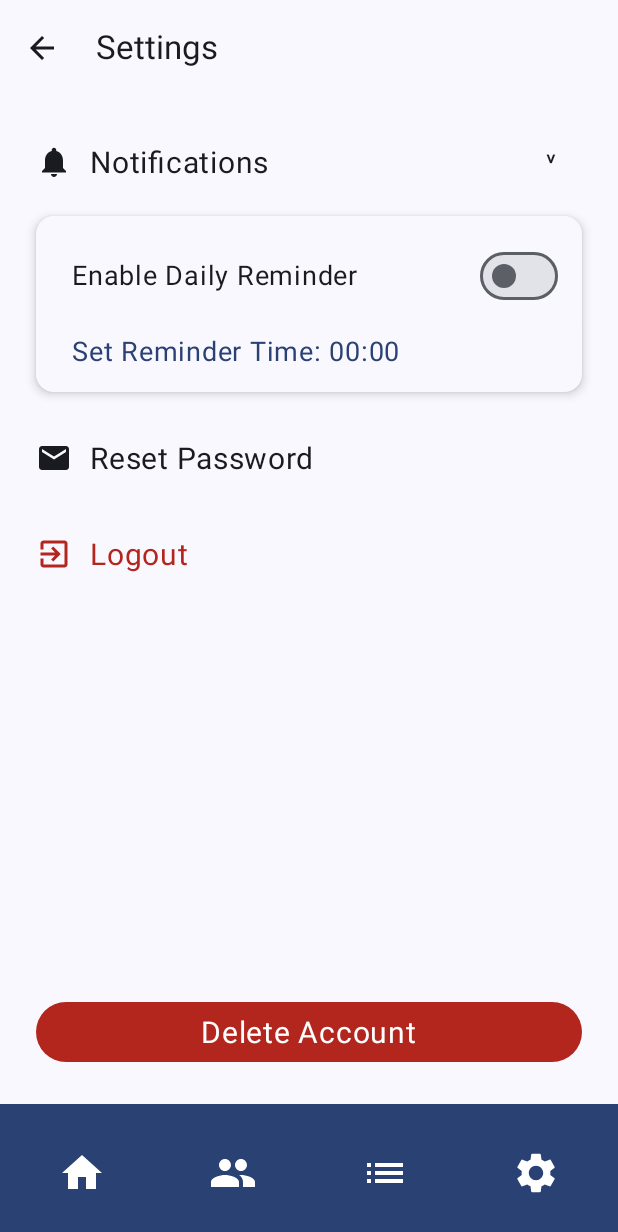
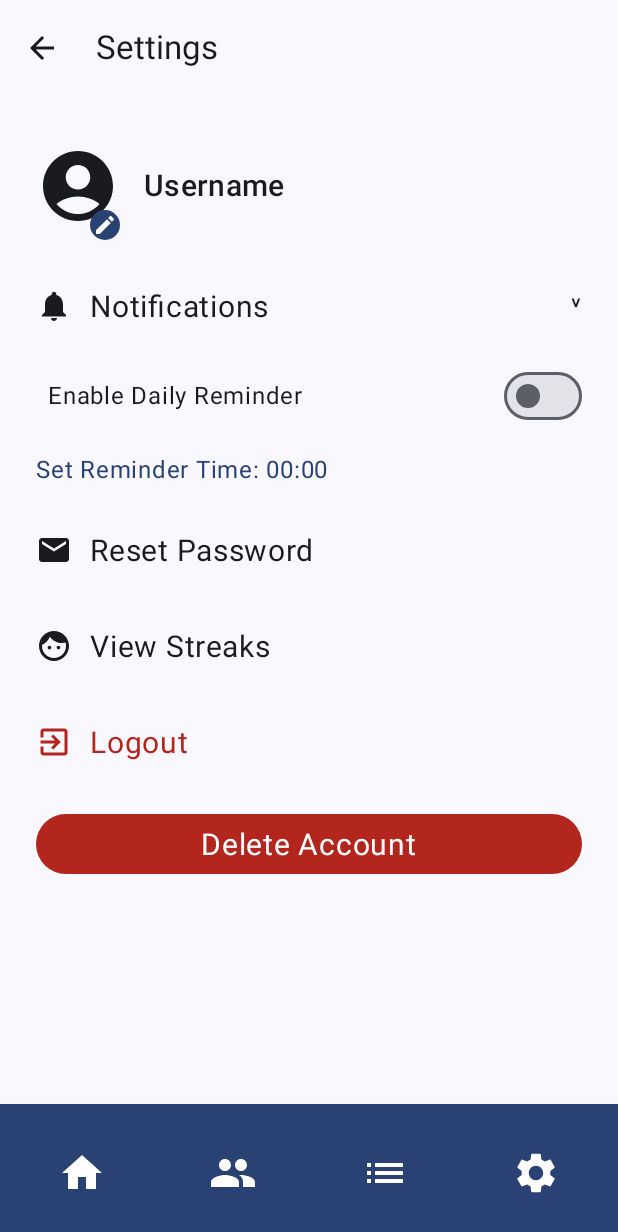
Before and after one commit to danica-grey/QOTD, an Android app built with Jetpack Compose: the SettingsActivity screen opened directly, with no data from a screen before it, after a tap on "Notifications", on a phone screen of 412 x 824 dp. Shown: the top 1232 px of the screen. Run offline under Robolectric (Android 15) with nearby library versions, the phone set to English and light mode, and no system bars; our stand-ins replace Firebase (no records; nobody signed in at launch, a user with empty details on screens opened directly); pictures from the network do not load.

Commit message:
Update SettingsActivity.kt

```diff
--- a/app/src/main/java/com/example/qotd/SettingsActivity.kt
+++ b/app/src/main/java/com/example/qotd/SettingsActivity.kt
@@ -1,3 +1,4 @@
+// Settings.kt
 package com.example.qotd
 
 import android.Manifest
@@ -9,41 +10,42 @@ import android.os.Build
 import android.os.Bundle
 import android.widget.Toast
 import androidx.activity.ComponentActivity
+import androidx.activity.compose.rememberLauncherForActivityResult
 import androidx.activity.compose.setContent
 import androidx.activity.result.contract.ActivityResultContracts
+import androidx.compose.animation.AnimatedVisibility
+import androidx.compose.foundation.Image
+import androidx.compose.foundation.background
 import androidx.compose.foundation.clickable
 import androidx.compose.foundation.layout.*
+import androidx.compose.foundation.shape.CircleShape
 import androidx.compose.material.icons.Icons
-import androidx.compose.material.icons.filled.Notifications
+import androidx.compose.material.icons.filled.*
 import androidx.compose.material3.*
 import androidx.compose.runtime.*
 import androidx.compose.ui.Alignment
 import androidx.compose.ui.Modifier
+import androidx.compose.ui.draw.clip
+import androidx.compose.ui.draw.shadow
 import androidx.compose.ui.graphics.Color
+import androidx.compose.ui.graphics.painter.Painter
+import androidx.compose.ui.graphics.vector.ImageVector
+import androidx.compose.ui.layout.ContentScale
 import androidx.compose.ui.platform.LocalContext
+import androidx.compose.ui.res.painterResource
 import androidx.compose.ui.unit.dp
+import androidx.compose.ui.unit.sp
 import androidx.core.content.ContextCompat
+import androidx.lifecycle.Lifecycle
+import androidx.lifecycle.LifecycleEventObserver
+import androidx.lifecycle.compose.LocalLifecycleOwner
 import androidx.work.*
+import coil.compose.rememberAsyncImagePainter
 import com.example.qotd.ui.theme.QOTDTheme
 import com.google.firebase.auth.FirebaseAuth
+import com.google.firebase.firestore.FirebaseFirestore
 import java.util.*
 import java.util.concurrent.TimeUnit
-import java.util.Locale
-import androidx.activity.compose.rememberLauncherForActivityResult
-import androidx.compose.animation.AnimatedVisibility
-import androidx.compose.material.icons.filled.ArrowBack
-import androidx.compose.material.icons.filled.Build
-import androidx.compose.material.icons.filled.Email
-import androidx.compose.material.icons.filled.ExitToApp
-import androidx.compose.material.icons.filled.Face
-import androidx.compose.material.icons.filled.Group
-import androidx.compose.material.icons.filled.Home
-import androidx.compose.material.icons.filled.List
-import androidx.compose.material.icons.filled.Settings
-import androidx.compose.ui.draw.shadow
-import androidx.compose.ui.unit.sp
-
-
 
 class SettingsActivity : ComponentActivity() {
     override fun onCreate(savedInstanceState: Bundle?) {
@@ -69,44 +71,113 @@ fun SettingsScreen() {
     var remindersEnabled by remember { mutableStateOf(prefs.getBoolean("remindersEnabled", false)) }
     var reminderHour by remember { mutableIntStateOf(prefs.getInt("reminderHour", 0)) }
     var reminderMinute by remember { mutableIntStateOf(prefs.getInt("reminderMinute", 0)) }
+    var showNotificationDetails by remember { mutableStateOf(false) }
 
-    var showNotificationDetails by remember { mutableStateOf(false) }
+    val user = FirebaseAuth.getInstance().currentUser
+    val userId = user?.uid
+    var username by remember { mutableStateOf("Username") }
+    var selectedImage by remember { mutableStateOf<Int?>(null) }
+    var savedProfilePic by remember { mutableStateOf<String?>(null) }
+
+    val lifecycleOwner = LocalLifecycleOwner.current
+    DisposableEffect(lifecycleOwner) {
+        val observer = LifecycleEventObserver { _, event ->
+            if (event == Lifecycle.Event.ON_RESUME) {
+                userId?.let {
+                    FirebaseFirestore.getInstance().collection("users").document(it)
+                        .get().addOnSuccessListener { doc ->
+                            username = doc.getString("username") ?: "Username"
+                            savedProfilePic = doc.getString("profilePicture")
+                            if (savedProfilePic?.startsWith("drawable/") == true) {
+                                val resId = context.resources.getIdentifier(
+                                    savedProfilePic!!.removePrefix("drawable/"),
+                                    "drawable", context.packageName
+                                )
+                                selectedImage = if (resId != 0) resId else null
+                            } else {
+                                selectedImage = null
+                            }
+                        }
+                }
+            }
+        }
+
+        val lifecycle = lifecycleOwner.lifecycle
+        lifecycle.addObserver(observer)
+        onDispose { lifecycle.removeObserver(observer) }
+    }
 
     Scaffold(
         topBar = {
             TopAppBar(
                 title = {
-                    Text(
-                        text = "Settings",
-                        style = MaterialTheme.typography.titleLarge,
-                        modifier = Modifier.padding(start = 8.dp),
-                        maxLines = 1
-                    )
+                    Text("Settings", style = MaterialTheme.typography.titleLarge, modifier = Modifier.padding(start = 8.dp))
                 },
                 navigationIcon = {
-                    IconButton(onClick = {
-                        if (context is ComponentActivity) {
-                            context.finish()
-                        }
-                    }) {
-                        Icon(
-                            imageVector = Icons.Filled.ArrowBack,
-                            contentDescription = "Back"
-                        )
+                    IconButton(onClick = { if (context is ComponentActivity) context.finish() }) {
+                        Icon(Icons.Filled.ArrowBack, contentDescription = "Back")
                     }
                 }
             )
         },
         bottomBar = { SettingsBottomNavigationBar() }
     ) { paddingValues ->
-        Box(modifier = Modifier.fillMaxSize().padding(paddingValues)) {
         Column(
             modifier = Modifier
-                    .fillMaxWidth()
+                .fillMaxSize()
+                .padding(paddingValues)
                 .padding(24.dp),
             verticalArrangement = Arrangement.spacedBy(24.dp)
         ) {
-                // Notifications Section
+            // Profile Pic
+            Row(
+                modifier = Modifier
+                    .fillMaxWidth()
+                    .clickable {
+                        context.startActivity(Intent(context, ProfilePicActivity::class.java))
+                    },
+                verticalAlignment = Alignment.CenterVertically
+            ) {
+                Box(
+                    modifier = Modifier
+                        .size(72.dp)
+                        .padding(end = 16.dp),
+                    contentAlignment = Alignment.Center
+                ) {
+                    val imageSize = if (selectedImage != null || (savedProfilePic?.startsWith("drawable/") == true)) 88.dp else 60.dp
+                    val imagePainter: Painter? = when {
+                        selectedImage != null -> painterResource(id = selectedImage!!)
+                        savedProfilePic?.startsWith("http") == true -> rememberAsyncImagePainter(model = savedProfilePic)
+                        else -> null
+                    }
+
+                    if (imagePainter != null) {
+                        Image(
+                            painter = imagePainter,
+                            contentDescription = "Profile Picture",
+                            modifier = Modifier.size(imageSize).clip(CircleShape),
+                            contentScale = ContentScale.Crop
+                        )
+                    } else {
+                        Icon(Icons.Default.AccountCircle, contentDescription = null, modifier = Modifier.fillMaxSize().clip(CircleShape))
+                    }
+
+                    Icon(
+                        Icons.Default.Edit,
+                        contentDescription = "Edit",
+                        tint = Color.White,
+                        modifier = Modifier
+                            .align(Alignment.BottomEnd)
+                            .size(20.dp)
+                            .background(MaterialTheme.colorScheme.primary, shape = CircleShape)
+                            .padding(2.dp)
+                    )
+                }
+
+                Text(username, style = MaterialTheme.typography.titleMedium.copy(fontSize = 20.sp))
+            }
+
+            // Notifications
             Column(verticalArrangement = Arrangement.spacedBy(16.dp)) {
                 Row(
                     modifier = Modifier
@@ -117,38 +188,15 @@ fun SettingsScreen() {
                     verticalAlignment = Alignment.CenterVertically
                 ) {
                     Row(verticalAlignment = Alignment.CenterVertically) {
-                            Icon(
-                                imageVector = Icons.Filled.Notifications,
-                                contentDescription = "Notifications",
-                                modifier = Modifier.size(24.dp)
-                            )
+                        Icon(Icons.Filled.Notifications, contentDescription = null, modifier = Modifier.size(24.dp))
                         Spacer(modifier = Modifier.width(12.dp))
-                            Text(
-                                "Notifications",
-                                style = MaterialTheme.typography.bodyLarge.copy(fontSize = 20.sp)
-                            )
+                        Text("Notifications", style = MaterialTheme.typography.bodyLarge.copy(fontSize = 20.sp))
                     }
-                        Text(
-                            text = if (showNotificationDetails) "˅" else ">",
-                            style = MaterialTheme.typography.titleMedium,
-                            modifier = Modifier.size(24.dp)
-                        )
+                    Text(if (showNotificationDetails) "˅" else ">", style = MaterialTheme.typography.titleMedium)
                 }
 
-                    // Expandable Section
-                    AnimatedVisibility(visible = showNotificationDetails) {
-                        Surface(
-                            modifier = Modifier
-                                .fillMaxWidth()
-                                .shadow(4.dp, shape = MaterialTheme.shapes.medium)
-
-                        ) {
-                            Column(
-                                modifier = Modifier
-                                    .fillMaxWidth()
-                                    .padding(16.dp),
-                                verticalArrangement = Arrangement.spacedBy(16.dp)
-                            ) {
+                AnimatedVisibility(showNotificationDetails) {
+                    Column(verticalArrangement = Arrangement.spacedBy(16.dp)) {
                         Row(
                             modifier = Modifier
                                 .fillMaxWidth()
@@ -156,75 +204,43 @@ fun SettingsScreen() {
                             horizontalArrangement = Arrangement.SpaceBetween,
                             verticalAlignment = Alignment.CenterVertically
                         ) {
-                                    Text(
-                                        "Enable Daily Reminder",
-                                        style = MaterialTheme.typography.bodyLarge.copy(fontSize = 18.sp)
-                                    )
+                            Text("Enable Daily Reminder", style = MaterialTheme.typography.bodyLarge)
                             Switch(
                                 checked = remindersEnabled,
                                 onCheckedChange = {
                                     remindersEnabled = it
                                     prefs.edit().putBoolean("remindersEnabled", it).apply()
-
-                                            if (it) {
-                                                scheduleReminder(context, reminderHour, reminderMinute)
-                                            } else {
-                                                cancelReminder(context)
-                                            }
+                                    if (it) scheduleReminder(context, reminderHour, reminderMinute)
+                                    else cancelReminder(context)
                                 }
                             )
                         }
 
                         val formattedTime = String.format(Locale.getDefault(), "%02d:%02d", reminderHour, reminderMinute)
-
-                                Row(
-                                    modifier = Modifier
-                                        .fillMaxWidth()
-                                        .padding(start = 8.dp),
-                                    horizontalArrangement = Arrangement.SpaceBetween,
-                                    verticalAlignment = Alignment.CenterVertically
-                                ) {
                         Text(
                             "Set Reminder Time: $formattedTime",
-                                        style = MaterialTheme.typography.bodyLarge.copy(
-                                            fontSize = 18.sp, color = MaterialTheme.colorScheme.primary
-                                        ),
                             modifier = Modifier.clickable {
-                                            TimePickerDialog(
-                                                context,
-                                                { _, hour, minute ->
+                                TimePickerDialog(context, { _, hour, minute ->
                                     reminderHour = hour
                                     reminderMinute = minute
-                                                    prefs.edit().putInt("reminderHour", hour)
-                                                        .putInt("reminderMinute", minute)
-                                                        .apply()
-
+                                    prefs.edit().putInt("reminderHour", hour).putInt("reminderMinute", minute).apply()
                                     if (remindersEnabled) {
                                         cancelReminder(context)
                                         scheduleReminder(context, hour, minute)
                                     }
+                                }, reminderHour, reminderMinute, false).show()
                             },
-                                                reminderHour,
-                                                reminderMinute,
-                                                false
-                                            ).show()
-                                        }
+                            style = MaterialTheme.typography.bodyLarge.copy(color = MaterialTheme.colorScheme.primary)
                         )
                     }
                 }
             }
-                    }
-                }
 
-                // Reset Password Section
-                Row(
-                    modifier = Modifier
-                        .fillMaxWidth()
-                        .clickable {
-                            val auth = FirebaseAuth.getInstance()
-                            val email = auth.currentUser?.email
+            // Reset Password
+            SettingsOption("Reset Password", Icons.Default.Email) {
+                val email = FirebaseAuth.getInstance().currentUser?.email
                 if (!email.isNullOrEmpty()) {
-                                auth.sendPasswordResetEmail(email)
+                    FirebaseAuth.getInstance().sendPasswordResetEmail(email)
                         .addOnSuccessListener {
                             Toast.makeText(context, "Password reset email sent.", Toast.LENGTH_LONG).show()
                         }
@@ -235,91 +251,53 @@ fun SettingsScreen() {
                     Toast.makeText(context, "No email found.", Toast.LENGTH_LONG).show()
                 }
             }
-                        .padding(vertical = 8.dp),
-                    horizontalArrangement = Arrangement.SpaceBetween,
-                    verticalAlignment = Alignment.CenterVertically
-                ) {
-                    Row(verticalAlignment = Alignment.CenterVertically) {
-                        Icon(
-                            imageVector = Icons.Default.Email,
-                            contentDescription = "Change Password",
-                            modifier = Modifier.size(24.dp)
-                        )
-                        Spacer(modifier = Modifier.width(12.dp))
-                        Text(
-                            "Reset Password",
-                            style = MaterialTheme.typography.bodyLarge.copy(fontSize = 20.sp)
-                        )
-                    }
+
+            // View Streaks
+            SettingsOption("View Streaks", Icons.Default.Face) {
+                context.startActivity(Intent(context, StreaksActivity::class.java))
             }
 
-                // Logout Section
-                Row(
-                    modifier = Modifier
-                        .fillMaxWidth()
-                        .clickable {
+            // Logout
+            SettingsOption("Logout", Icons.Default.ExitToApp, isDestructive = true) {
                 FirebaseAuth.getInstance().signOut()
-                            val intent = Intent(context, LoginActivity::class.java)
-                            context.startActivity(intent)
+                context.startActivity(Intent(context, LoginActivity::class.java))
                 if (context is ComponentActivity) context.finish()
             }
-                        .padding(vertical = 8.dp),
-                    horizontalArrangement = Arrangement.SpaceBetween,
-                    verticalAlignment = Alignment.CenterVertically
-                ) {
-                    Row(verticalAlignment = Alignment.CenterVertically) {
-                        Icon(
-                            imageVector = Icons.Default.ExitToApp,
-                            contentDescription = "Logout",
-                            tint = MaterialTheme.colorScheme.error,
-                            modifier = Modifier.size(24.dp)
-                        )
-                        Spacer(modifier = Modifier.width(12.dp))
-                        Text(
-                            "Logout",
-                            style = MaterialTheme.typography.bodyLarge.copy(
-                                fontSize = 20.sp,
-                                color = MaterialTheme.colorScheme.error
-                            )
-                        )
-                    }
-                }
-            }
 
-            // Delete Account Button
+            // Delete Account
             Button(
                 onClick = {
-                    val user = FirebaseAuth.getInstance().currentUser
-                    user?.delete()
-                        ?.addOnSuccessListener {
-                            val intent = Intent(context, LoginActivity::class.java)
-                            context.startActivity(intent)
+                    FirebaseAuth.getInstance().currentUser?.delete()?.addOnSuccessListener {
+                        context.startActivity(Intent(context, LoginActivity::class.java))
                         if (context is ComponentActivity) context.finish()
-                        }
-                        ?.addOnFailureListener {
-                            Toast.makeText(
-                                context,
-                                "You must sign in again before deleting your account.",
-                                Toast.LENGTH_LONG
-                            ).show()
+                    }?.addOnFailureListener {
+                        Toast.makeText(context, "You must sign in again before deleting your account.", Toast.LENGTH_LONG).show()
                     }
                 },
                 colors = ButtonDefaults.buttonColors(containerColor = MaterialTheme.colorScheme.error),
-                modifier = Modifier
-                    .align(Alignment.BottomCenter)
-                    .padding(24.dp)
-                    .fillMaxWidth()
+                modifier = Modifier.fillMaxWidth()
             ) {
-                Text(
-                    "Delete Account",
-                    style = MaterialTheme.typography.bodyLarge.copy(fontSize = 20.sp)
-                )
+                Text("Delete Account", style = MaterialTheme.typography.bodyLarge.copy(fontSize = 20.sp))
             }
         }
     }
 }
 
-
+@Composable
+fun SettingsOption(text: String, icon: ImageVector, isDestructive: Boolean = false, onClick: () -> Unit) {
+    val color = if (isDestructive) MaterialTheme.colorScheme.error else MaterialTheme.colorScheme.onSurface
+    Row(
+        modifier = Modifier
+            .fillMaxWidth()
+            .clickable(onClick = onClick)
+            .padding(vertical = 8.dp),
+        verticalAlignment = Alignment.CenterVertically
+    ) {
+        Icon(icon, contentDescription = null, tint = color, modifier = Modifier.size(24.dp))
+        Spacer(modifier = Modifier.width(12.dp))
+        Text(text, style = MaterialTheme.typography.bodyLarge.copy(fontSize = 20.sp, color = color))
+    }
+}
 
 fun scheduleReminder(context: Context, hour: Int, minute: Int) {
     val now = Calendar.getInstance()
@@ -334,16 +312,11 @@ fun scheduleReminder(context: Context, hour: Int, minute: Int) {
     }
 
     val delay = target.timeInMillis - now.timeInMillis
-
     val request = OneTimeWorkRequestBuilder<DailyReminderWorker>()
         .setInitialDelay(delay, TimeUnit.MILLISECONDS)
         .build()
 
-    WorkManager.getInstance(context).enqueueUniqueWork(
-        "dailyReminder",
-        ExistingWorkPolicy.REPLACE,
-        request
-    )
+    WorkManager.getInstance(context).enqueueUniqueWork("dailyReminder", ExistingWorkPolicy.REPLACE, request)
 }
 
 fun cancelReminder(context: Context) {
@@ -357,11 +330,7 @@ fun RequestNotificationPermissionIfNeeded() {
         contract = ActivityResultContracts.RequestPermission()
     ) { isGranted ->
         if (!isGranted) {
-            Toast.makeText(
-                context,
-                "Notifications permission denied. Change in Android settings",
-                Toast.LENGTH_SHORT
-            ).show()
+            Toast.makeText(context, "Notifications permission denied.", Toast.LENGTH_SHORT).show()
         }
     }
 
@@ -369,9 +338,7 @@ fun RequestNotificationPermissionIfNeeded() {
         if (Build.VERSION.SDK_INT >= Build.VERSION_CODES.TIRAMISU) {
             val permission = Manifest.permission.POST_NOTIFICATIONS
             val granted = ContextCompat.checkSelfPermission(context, permission) == PackageManager.PERMISSION_GRANTED
-            if (!granted) {
-                launcher.launch(permission)
-            }
+            if (!granted) launcher.launch(permission)
         }
     }
 }
@@ -379,11 +346,8 @@ fun RequestNotificationPermissionIfNeeded() {
 @Composable
 fun SettingsBottomNavigationBar() {
     val context = LocalContext.current
-
     BottomAppBar(
-        modifier = Modifier
-            .fillMaxWidth()
-            .height(88.dp),
+        modifier = Modifier.fillMaxWidth().height(88.dp),
         containerColor = MaterialTheme.colorScheme.primary
     ) {
         Row(
@@ -394,45 +358,23 @@ fun SettingsBottomNavigationBar() {
             IconButton(onClick = {
                 context.startActivity(Intent(context, MainActivity::class.java))
             }) {
-                Icon(
-                    Icons.Default.Home,
-                    contentDescription = "Home",
-                    modifier = Modifier.size(32.dp),
-                    tint = MaterialTheme.colorScheme.onPrimary
-                )
+                Icon(Icons.Default.Home, contentDescription = "Home", modifier = Modifier.size(32.dp), tint = MaterialTheme.colorScheme.onPrimary)
             }
 
             IconButton(onClick = {
                 context.startActivity(Intent(context, AddFriendActivity::class.java))
             }) {
-                Icon(
-                    Icons.Default.Group,
-                    contentDescription = "Friends",
-                    modifier = Modifier.size(32.dp),
-                    tint = MaterialTheme.colorScheme.onPrimary
-                )
+                Icon(Icons.Default.Group, contentDescription = "Friends", modifier = Modifier.size(32.dp), tint = MaterialTheme.colorScheme.onPrimary)
             }
 
             IconButton(onClick = {
                 context.startActivity(Intent(context, UserAnswersActivity::class.java))
             }) {
-                Icon(
-                    Icons.Default.List,
-                    contentDescription = "Answers",
-                    modifier = Modifier.size(32.dp),
-                    tint = MaterialTheme.colorScheme.onPrimary
-                )
+                Icon(Icons.Default.List, contentDescription = "Answers", modifier = Modifier.size(32.dp), tint = MaterialTheme.colorScheme.onPrimary)
             }
 
-            IconButton(onClick = {
-                // (we're already here, do nothing)
-            }) {
-                Icon(
-                    Icons.Default.Settings,
-                    contentDescription = "Settings",
-                    modifier = Modifier.size(32.dp),
-                    tint = MaterialTheme.colorScheme.onPrimary
-                )
+            IconButton(onClick = {}) {
+                Icon(Icons.Default.Settings, contentDescription = "Settings", modifier = Modifier.size(32.dp), tint = MaterialTheme.colorScheme.onPrimary)
             }
         }
     }
```
Lines whose indentation alone changed are shown as unchanged.
